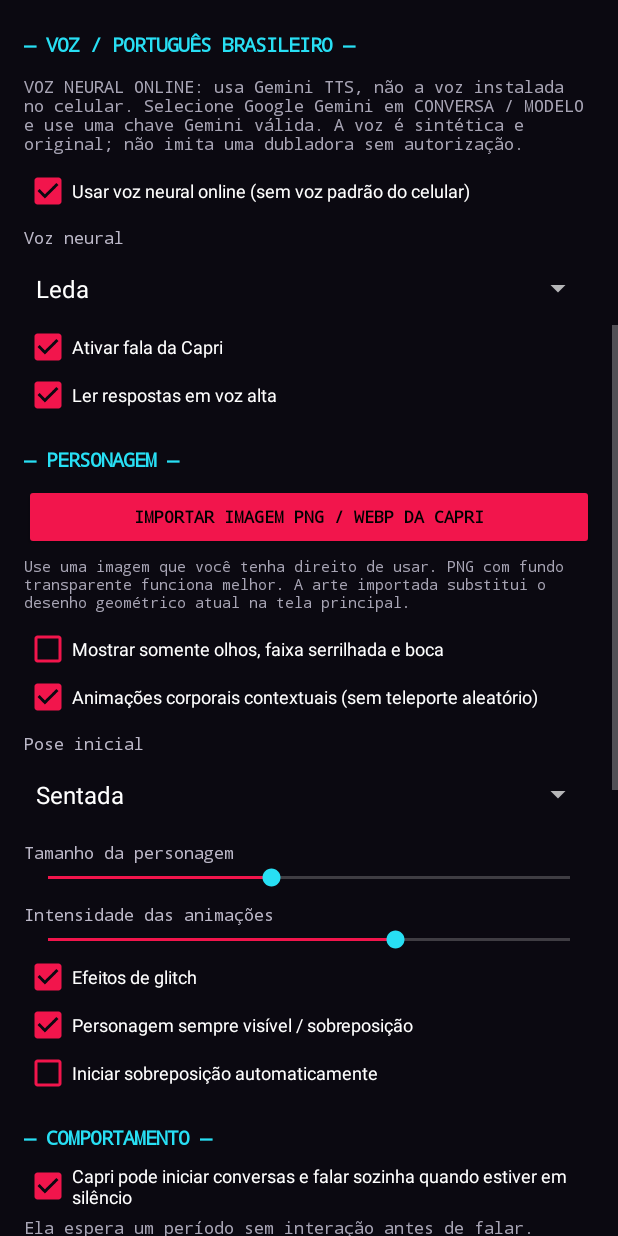
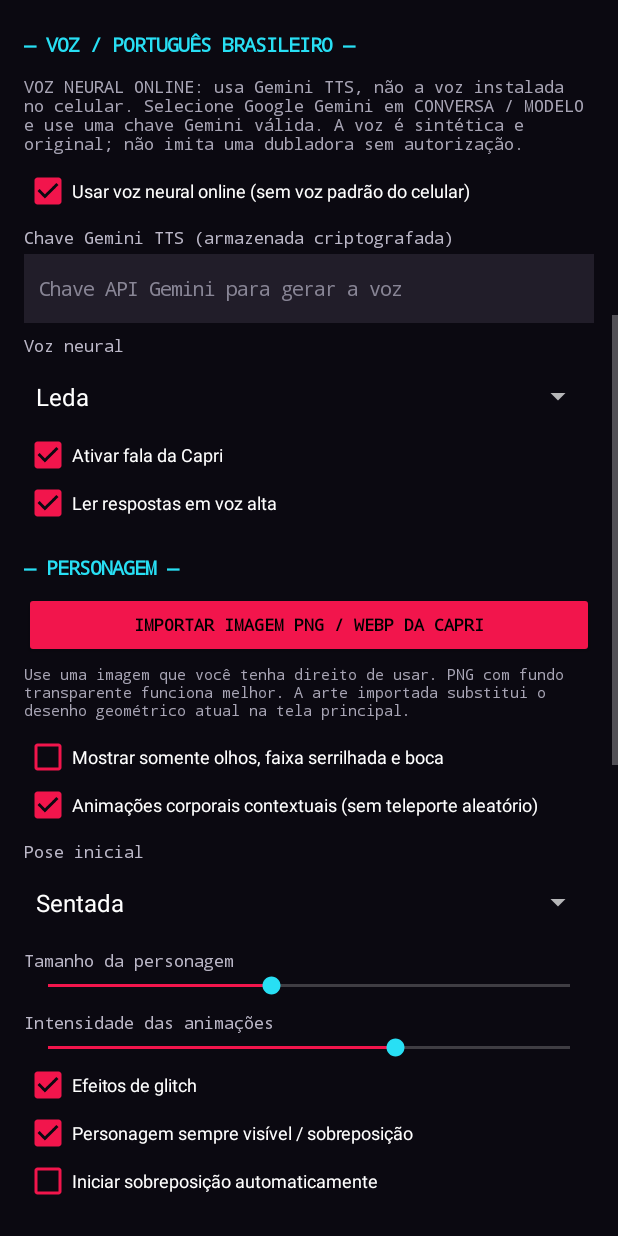
Before and after one commit to crazybreakdown885-boop/USB-Screen-Cast., an Android app: the CapriSettingsActivity screen opened directly, with no data from a screen before it, scrolled down 576 dp, on a phone screen of 412 x 824 dp. Run offline under Robolectric (Android 15) with nearby library versions, the phone set to English and light mode, and no system bars; pictures from the network do not load.

Commit message:
Add separately encrypted Gemini TTS credential setting

```diff
--- a/CapriAI/app/src/main/java/com/nightcity/capriai/CapriSettingsActivity.java
+++ b/CapriAI/app/src/main/java/com/nightcity/capriai/CapriSettingsActivity.java
@@ -51,6 +51,7 @@ public class CapriSettingsActivity extends Activity {
         section("VOZ / PORTUGUÊS BRASILEIRO");
         TextView voiceInfo=text("VOZ NEURAL ONLINE: usa Gemini TTS, não a voz instalada no celular. Selecione Google Gemini em CONVERSA / MODELO e use uma chave Gemini válida. A voz é sintética e original; não imita uma dubladora sem autorização.",11,0xffa8a5b5);voiceInfo.setPadding(0,dp(4),0,dp(8));page.addView(voiceInfo);
         check("Usar voz neural online (sem voz padrão do celular)","cloud_voice",true);
+        EditText geminiVoiceKey=field("Chave API Gemini para gerar a voz");geminiVoiceKey.setInputType(android.text.InputType.TYPE_CLASS_TEXT|android.text.InputType.TYPE_TEXT_VARIATION_PASSWORD);geminiVoiceKey.setText(ApiKeyStore.getGemini(this));row("Chave Gemini TTS (armazenada criptografada)",geminiVoiceKey);
         String[] voiceNames={"Leda","Kore","Aoede","Zephyr","Puck","Fenrir","Callirrhoe","Autonoe","Enceladus","Iapetus","Umbriel","Algieba","Despina","Erinome","Algenib","Rasalgethi","Laomedeia","Achernar","Alnilam","Schedar","Gacrux","Pulcherrima","Achird","Zubenelgenubi","Vindemiatrix","Sadachbia","Sadaltager","Sulafat"};
         Spinner voiceChoice=new Spinner(this);voiceChoice.setAdapter(new ArrayAdapter<String>(this,android.R.layout.simple_spinner_dropdown_item,voiceNames));String savedVoice=prefs.getString("voice_name","Leda");int vi=java.util.Arrays.asList(voiceNames).indexOf(savedVoice);voiceChoice.setSelection(vi<0?0:vi);row("Voz neural",voiceChoice);
         check("Ativar fala da Capri","voice_enabled",true);
@@ -93,6 +94,7 @@ public class CapriSettingsActivity extends Activity {
             if("Offline".equals(p)&&!enteredKey.isEmpty())p="OpenAI-compatible";
             try {
                 ApiKeyStore.save(this,enteredKey);
+                ApiKeyStore.saveGemini(this,geminiVoiceKey.getText().toString());
                 prefs.edit().remove("api_key").putString("ai_provider",p).putString("ai_model",model.getText().toString().trim()).putString("ai_endpoint",endpoint.getText().toString().trim()).putString("character_pose",poses[pose.getSelectedItemPosition()]).putString("voice_name",voiceNames[voiceChoice.getSelectedItemPosition()]).apply();
                 Toast.makeText(this,enteredKey.isEmpty()?"Chave removida. Modo offline disponível.":"Chave salva com criptografia. Capri pronta para conectar online.",Toast.LENGTH_LONG).show();finish();
             } catch(Exception ex) {
```
